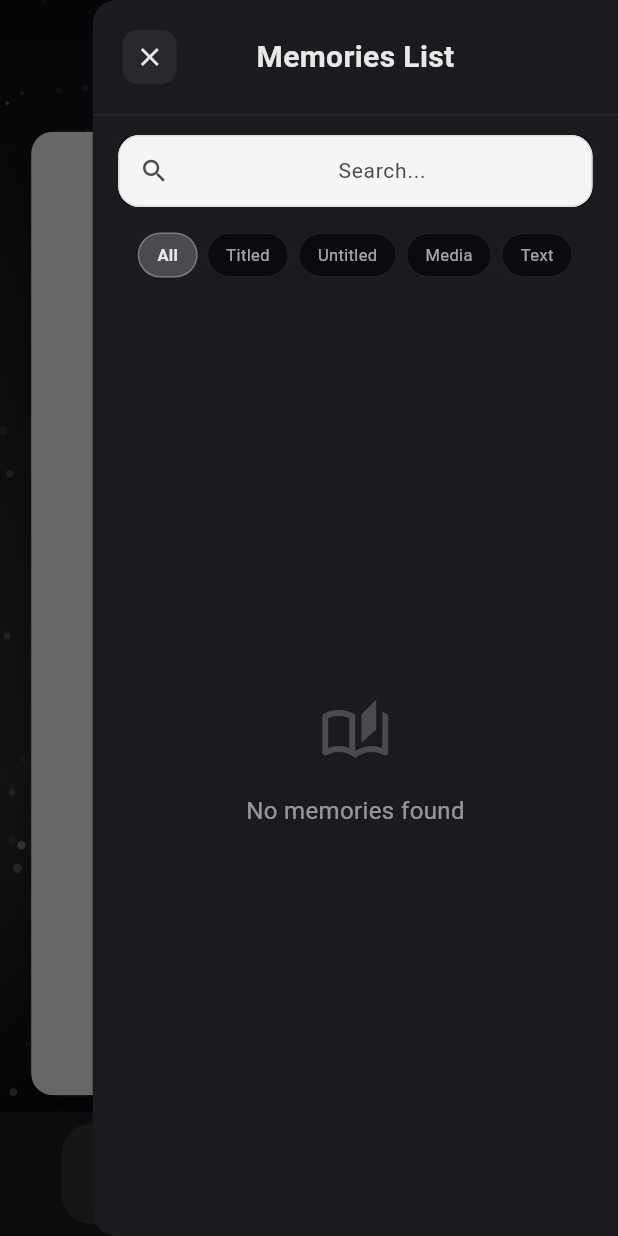
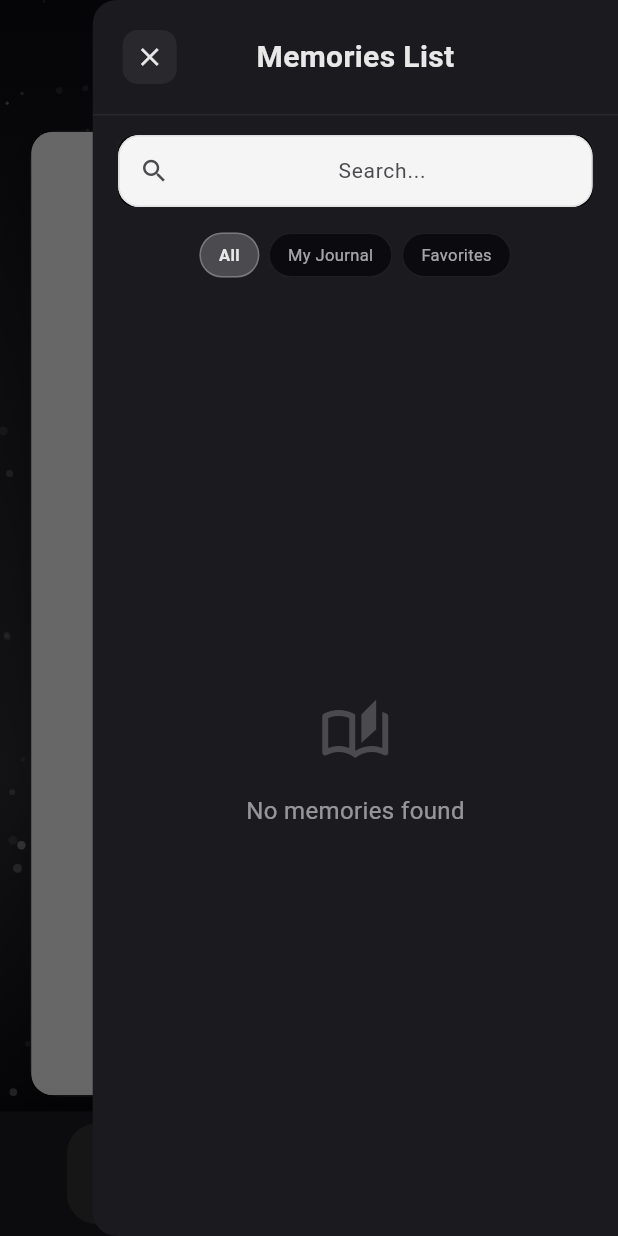
Before and after one commit to hanaa-Osama/A-mind-that-remembers-App, a Flutter app: the HomePage screen opened directly, with the side drawer open, on a phone screen of 412 x 824 dp. Run offline on Flutter 3.47's test engine with Material 3 defaults, Android fonts, the phone set to English and light mode, and no system bars; our stand-ins replace flutter_local_notifications, image_picker, just_audio, local_auth, permission_handler, shared_preferences and 2 more; missing offline and left inert: flutter_sound; accounts and stored records are empty; Roboto replaces fonts that are missing (Tajawal).

Commit message:
update_app_name_logo_size_and_filter_logic

```diff
--- a/lib/home_page.dart
+++ b/lib/home_page.dart
@@ -49,7 +49,7 @@ class _HomePageState extends State<HomePage> {
             child: Row(
               mainAxisAlignment: MainAxisAlignment.spaceEvenly,
               children: [
-                _buildNavItem(0, Icons.auto_stories_outlined, Icons.auto_stories, S.of(context, 'my_memories')),
+                _buildNavItem(0, Icons.auto_stories_outlined, Icons.auto_stories, S.of(context, 'my_journal')),
                 _buildNavItem(1, Icons.photo_camera_outlined, Icons.photo_camera, S.of(context, 'studio')),
                 _buildMenuButton(),
               ],
--- a/lib/memories_list_page.dart
+++ b/lib/memories_list_page.dart
@@ -69,10 +69,8 @@ class _MemoriesListContentState extends State<MemoriesListContent> {
     setState(() {
       List<Map<String, dynamic>> result = List.from(memories);
       switch (_filterType) {
-        case 'titled': result = result.where((m) => m['title'] != null && m['title'].toString().isNotEmpty).toList(); break;
-        case 'untitled': result = result.where((m) => m['title'] == null || m['title'].toString().isEmpty).toList(); break;
-        case 'withMedia': result = result.where((m) { final pages = m['pages'] as List?; if (pages == null || pages.isEmpty) return false; return pages.any((p) => p['image'] != null || p['video'] != null); }).toList(); break;
-        case 'textOnly': result = result.where((m) { final pages = m['pages'] as List?; if (pages == null || pages.isEmpty) return true; return !pages.any((p) => p['image'] != null || p['video'] != null); }).toList(); break;
+        case 'journal': result = result.where((m) => m['isJournal'] == true).toList(); break;
+        case 'favorite': result = result.where((m) => m['isFavorite'] == true).toList(); break;
       }
       final searchText = searchController.text.trim().toLowerCase();
       if (searchText.isNotEmpty) {
@@ -162,13 +160,9 @@ class _MemoriesListContentState extends State<MemoriesListContent> {
           children: [
             _buildFilterChip(S.of(context, 'all'), 'all'),
             const SizedBox(width: 6),
-            _buildFilterChip(S.of(context, 'titled'), 'titled'),
+            _buildFilterChip(S.of(context, 'my_journal'), 'journal'),
             const SizedBox(width: 6),
-            _buildFilterChip(S.of(context, 'untitled'), 'untitled'),
-            const SizedBox(width: 6),
-            _buildFilterChip(S.of(context, 'with_media'), 'withMedia'),
-            const SizedBox(width: 6),
-            _buildFilterChip(S.of(context, 'text_only'), 'textOnly'),
+            _buildFilterChip(S.of(context, 'favorites'), 'favorite'),
           ],
         ),
       ),
--- a/lib/splash_page.dart
+++ b/lib/splash_page.dart
@@ -111,8 +111,8 @@ class _SplashPageState extends State<SplashPage> {
                 Center(
                   child: Image.asset(
                     'assets/icons/logo_transparent.png',
-                    width: 250,
-                    height: 250,
+                    width: 550,
+                    height: 550,
                   ),
                 ),
 
--- a/lib/translations.dart
+++ b/lib/translations.dart
@@ -31,6 +31,8 @@ class S {
       'write_hint': 'Write your memories here...',
       'search_hint': 'Search...',
       'all': 'All',
+      'my_journal': 'My Journal',
+      'favorites': 'Favorites',
       'titled': 'Titled',
       'untitled': 'Untitled',
       'with_media': 'Media',
@@ -254,6 +256,8 @@ class S {
       'write_hint': 'اكتب ذكرياتك هنا...',
       'search_hint': 'ابحث...',
       'all': 'الكل',
+      'my_journal': 'يومياتي',
+      'favorites': 'المفضلة',
       'titled': 'معنونة',
       'untitled': 'بدون عنوان',
       'with_media': 'بها وسائط',
@@ -479,6 +483,8 @@ class S {
       'write_hint': 'Anılarını buraya yaz...',
       'search_hint': 'Ara...',
       'all': 'Hepsi',
+      'my_journal': 'Günlüğüm',
+      'favorites': 'Favoriler',
       'titled': 'Başlıklı',
       'untitled': 'Başlıksız',
       'with_media': 'Medyalı',
```
Also changed, not shown: 2 other files.
